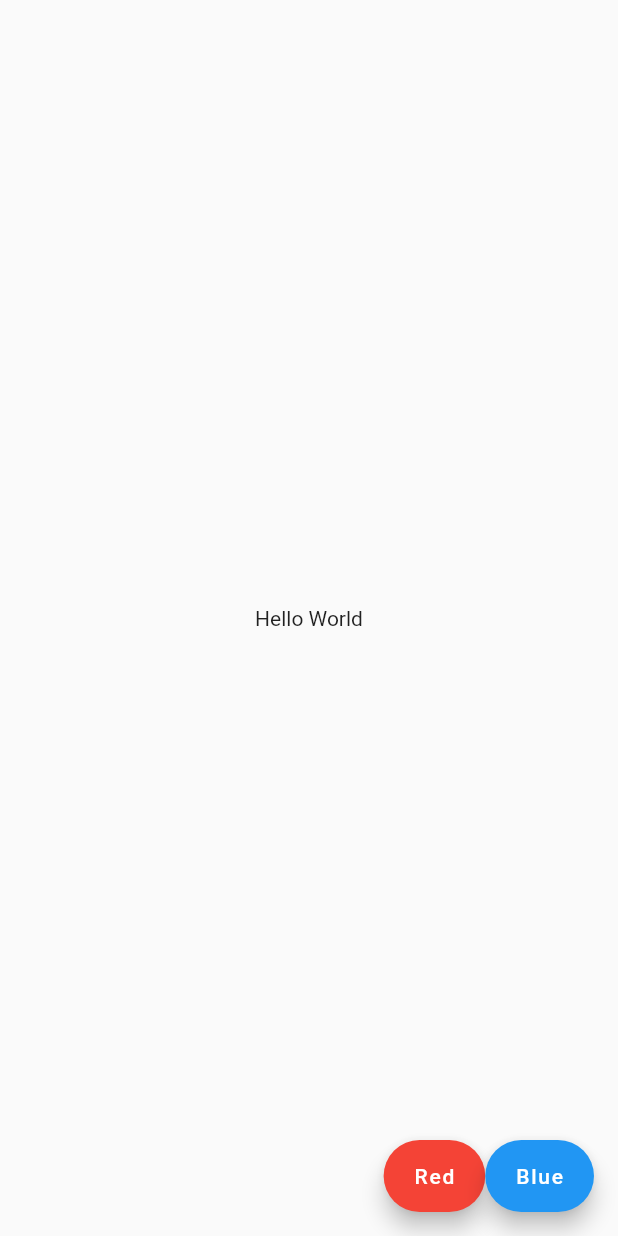
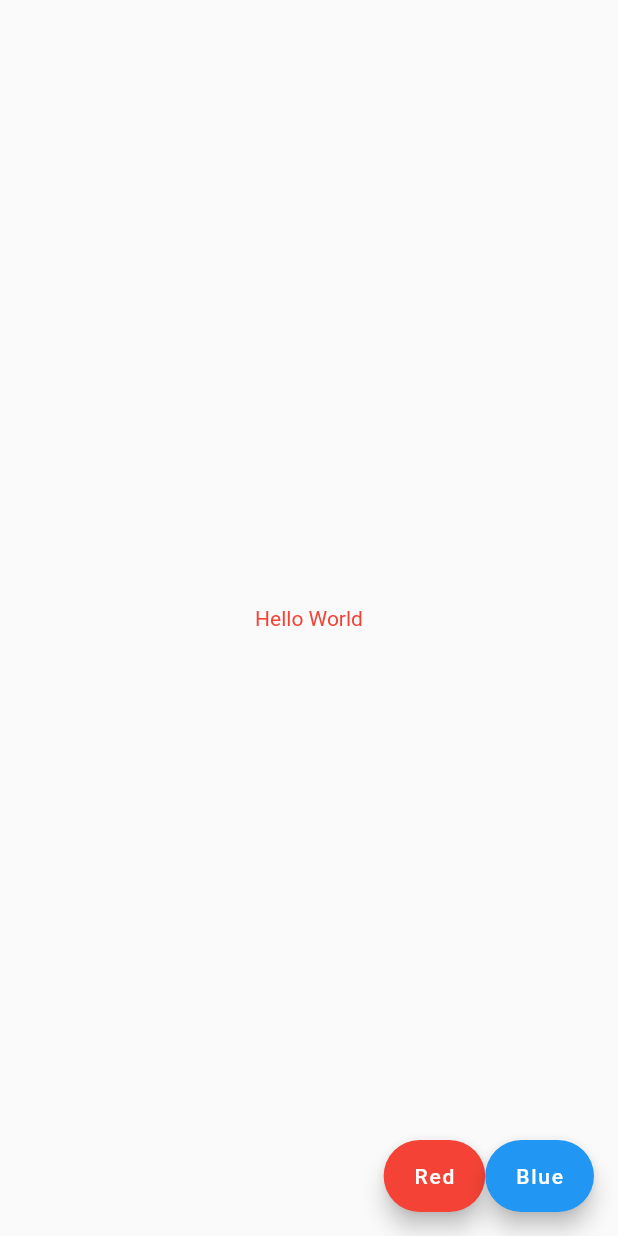
Before and after one commit to jumail-utm/stateful_widget_text, a Flutter app: the screen it shows after launch, after a tap on "Red", on a phone screen of 412 x 824 dp. Run offline on Flutter 3.47's test engine with Material 2 defaults, Android fonts, the phone set to English and light mode, and no system bars.

```diff
--- a/lib/main.dart
+++ b/lib/main.dart
@@ -5,18 +5,31 @@ void main() => runApp(MaterialApp(
       home: Home(),
     ));
 
-class Home extends StatelessWidget {
+class Home extends StatefulWidget {
+  @override
+  _HomeState createState() => _HomeState();
+}
+
+class _HomeState extends State<Home> {
+  Color _color = Colors.black;
+
   @override
   Widget build(BuildContext context) {
     return Scaffold(
       body: Center(
-        child: Text('Hello World'),
+        child: Text(
+          'Hello World',
+          style: TextStyle(color: _color),
+        ),
       ),
       floatingActionButton: Row(
         mainAxisAlignment: MainAxisAlignment.end,
         children: <Widget>[
           FloatingActionButton.extended(
-            onPressed: () {},
+            onPressed: () {
+              _color = Colors.red;
+              setState(() {});
+            },
             label: Text('Red'),
             backgroundColor: Colors.red,
           ),
```
